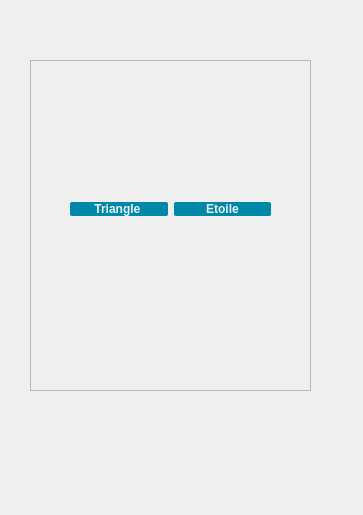
Before: the Qt Designer form selectionarea.ui in NesrineGhannay/ImagEdit, drawn with Qt 5.
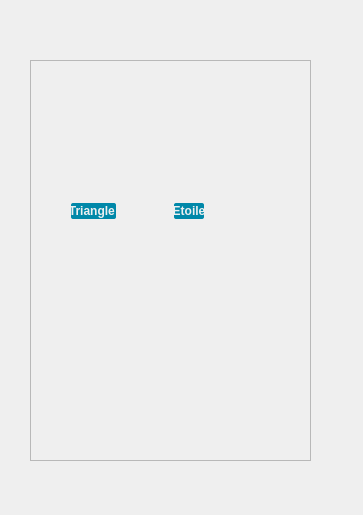
After: the same form once the commit is applied. Icons and pictures are not drawn.

Patch:
```diff
--- a/selectionarea.ui
+++ b/selectionarea.ui
@@ -19,7 +19,7 @@
      <x>30</x>
      <y>60</y>
      <width>281</width>
-     <height>331</height>
+     <height>401</height>
     </rect>
    </property>
    <property name="frameShape">
@@ -48,18 +48,45 @@
      <bool>true</bool>
     </property>
    </widget>
-   <widget class="QWidget" name="">
+   <widget class="QPushButton" name="etoileButton">
     <property name="geometry">
      <rect>
-      <x>40</x>
-      <y>50</y>
-      <width>201</width>
-      <height>201</height>
+      <x>144</x>
+      <y>143</y>
+      <width>30</width>
+      <height>16</height>
      </rect>
     </property>
-    <layout class="QGridLayout" name="gridLayout">
-     <item row="0" column="0">
+    <property name="styleSheet">
+     <string notr="true">QPushButton {
+	font-family: &quot;Montserrat&quot;, sans-serif;
+	font-weight: 500;
+	color: #edf0f1;
+	background-color: rgba(0, 136, 169, 1);
+	border-radius: 2px;
+}
+
+
+QPushButton::pressed {
+	border: 2px solid #00f;
+}
+
+
+</string>
+    </property>
+    <property name="text">
+     <string>Etoile</string>
+    </property>
+   </widget>
       <widget class="QPushButton" name="rectangleButton">
+    <property name="geometry">
+     <rect>
+      <x>41</x>
+      <y>61</y>
+      <width>72</width>
+      <height>66</height>
+     </rect>
+    </property>
        <property name="text">
         <string/>
        </property>
@@ -86,9 +113,15 @@
         <bool>true</bool>
        </property>
       </widget>
-     </item>
-     <item row="0" column="1">
       <widget class="QPushButton" name="ellipseButton">
+    <property name="geometry">
+     <rect>
+      <x>144</x>
+      <y>61</y>
+      <width>72</width>
+      <height>66</height>
+     </rect>
+    </property>
        <property name="text">
         <string/>
        </property>
@@ -106,9 +139,15 @@
         <bool>true</bool>
        </property>
       </widget>
-     </item>
-     <item row="1" column="0">
       <widget class="QPushButton" name="triangleButton">
+    <property name="geometry">
+     <rect>
+      <x>41</x>
+      <y>143</y>
+      <width>45</width>
+      <height>16</height>
+     </rect>
+    </property>
        <property name="styleSheet">
         <string notr="true">QPushButton {
 	font-family: &quot;Montserrat&quot;, sans-serif;
@@ -136,33 +175,15 @@
         </size>
        </property>
       </widget>
-     </item>
-     <item row="1" column="1">
-      <widget class="QPushButton" name="etoileButton">
-       <property name="styleSheet">
-        <string notr="true">QPushButton {
-	font-family: &quot;Montserrat&quot;, sans-serif;
-	font-weight: 500;
-	color: #edf0f1;
-	background-color: rgba(0, 136, 169, 1);
-	border-radius: 2px;
-}
-
-
-QPushButton::pressed {
-	border: 2px solid #00f;
-}
-
-
-</string>
-       </property>
-       <property name="text">
-        <string>Etoile</string>
-       </property>
-      </widget>
-     </item>
-     <item row="2" column="0" colspan="2">
       <widget class="QPushButton" name="libreButton">
+    <property name="geometry">
+     <rect>
+      <x>41</x>
+      <y>173</y>
+      <width>72</width>
+      <height>66</height>
+     </rect>
+    </property>
        <property name="text">
         <string/>
        </property>
@@ -179,9 +200,6 @@
        <property name="flat">
         <bool>true</bool>
        </property>
-      </widget>
-     </item>
-    </layout>
    </widget>
   </widget>
  </widget>
```
Lines whose indentation alone changed are shown as unchanged.
